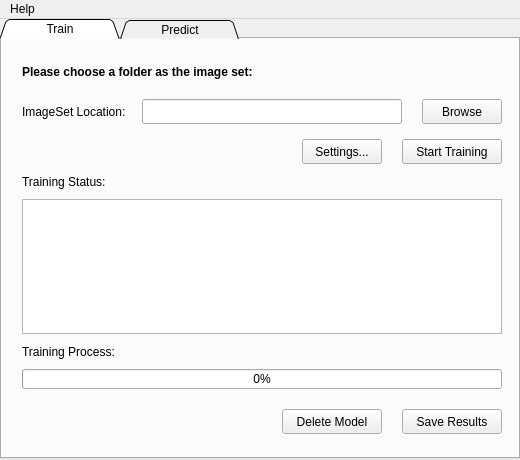
Above: Interface.ui from TtCWH/PyQt5GUI before the change. Below: the same form after it.
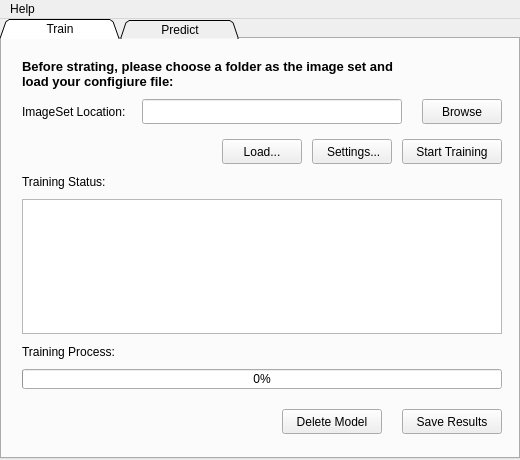
That is the form after the change. Icons and pictures are not drawn.

Diff of the .ui file:
```diff
--- a/Interface.ui
+++ b/Interface.ui
@@ -81,21 +81,25 @@
       <property name="geometry">
        <rect>
         <x>20</x>
-        <y>20</y>
-        <width>380</width>
-        <height>25</height>
+        <y>15</y>
+        <width>480</width>
+        <height>40</height>
        </rect>
       </property>
       <property name="font">
        <font>
         <family>Arial</family>
-        <pointsize>9</pointsize>
+        <pointsize>10</pointsize>
         <weight>75</weight>
         <bold>true</bold>
        </font>
       </property>
       <property name="text">
-       <string>Please choose a folder as the image set:</string>
+       <string>Before strating, please choose a folder as the image set and 
+load your configiure file:</string>
+      </property>
+      <property name="textFormat">
+       <enum>Qt::AutoText</enum>
       </property>
      </widget>
      <widget class="QLabel" name="ImageSetLocLabel">
@@ -152,7 +156,7 @@
      <widget class="QPushButton" name="SettingsButton">
       <property name="geometry">
        <rect>
-        <x>300</x>
+        <x>310</x>
         <y>100</y>
         <width>80</width>
         <height>25</height>
@@ -164,7 +168,7 @@
        </font>
       </property>
       <property name="text">
-       <string>Settings...</string>
+       <string> Settings...</string>
       </property>
      </widget>
      <widget class="QPushButton" name="StartTrainingButton">
@@ -293,6 +297,19 @@
        <string>Save Results</string>
       </property>
      </widget>
+     <widget class="QPushButton" name="LoadConfigButton">
+      <property name="geometry">
+       <rect>
+        <x>220</x>
+        <y>100</y>
+        <width>80</width>
+        <height>25</height>
+       </rect>
+      </property>
+      <property name="text">
+       <string>Load...</string>
+      </property>
+     </widget>
     </widget>
     <widget class="QWidget" name="Predict">
      <attribute name="title">
```
Left out of the diff: 2 changed lines with no effect on the pictures.
